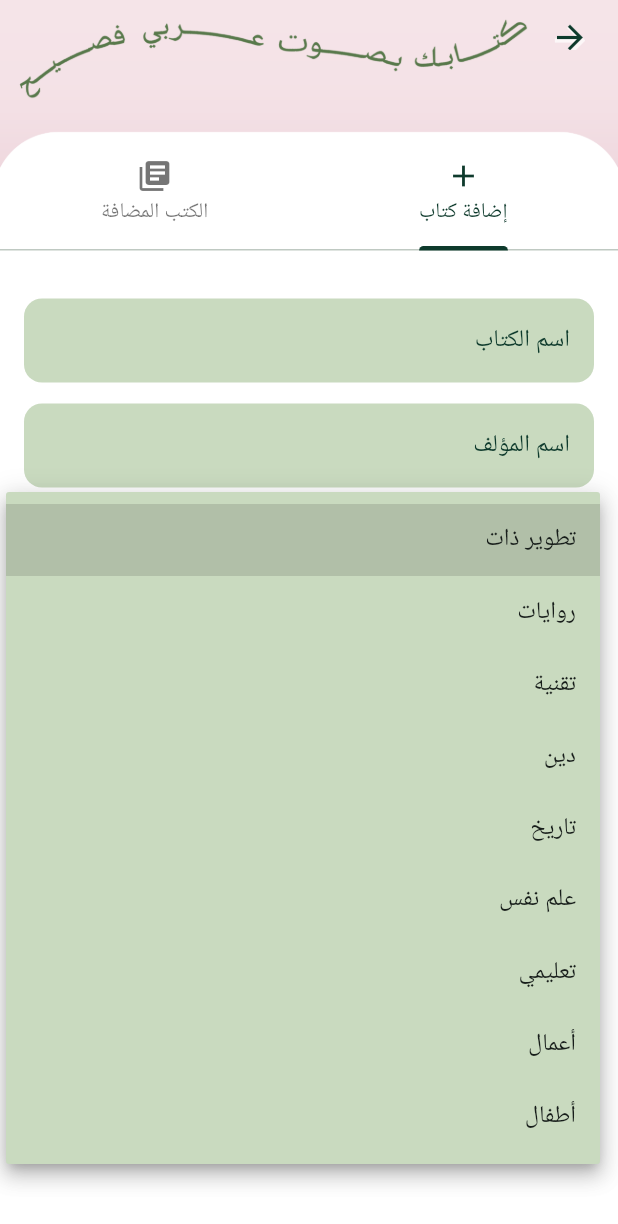
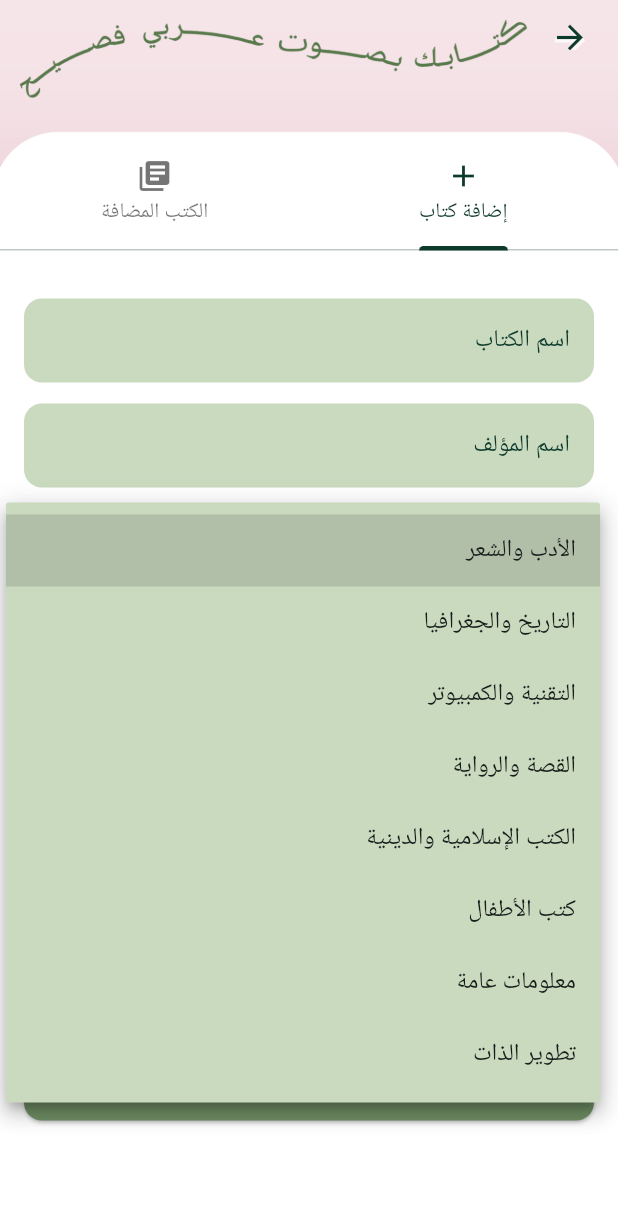
Before and after one commit to Reemawk15/2025_GP_12, a Flutter app: the AdminBookManagerScreen screen opened directly, after a tap on "التصنيف", on a phone screen of 412 x 824 dp. Shown: the top 1224 px of the screen. Run offline on Flutter 3.47's test engine with Material 3 defaults, Android fonts, the light colour scheme and no system bars; our stand-ins replace cloud_firestore, file_picker, firebase_auth, firebase_core, firebase_storage, image_picker; accounts and stored records are empty.

Commit message:
تعديل التصنيفات عند الادمن

```diff
--- a/Qabas/lib/admin_book_manager.dart
+++ b/Qabas/lib/admin_book_manager.dart
@@ -44,16 +44,15 @@ class _AdminBookManagerScreenState extends State<AdminBookManagerScreen>
   bool _saving = false;
 
   // أقسام
-  final _categories = const [
-    'تطوير ذات',
-    'روايات',
-    'تقنية',
-    'دين',
-    'تاريخ',
-    'علم نفس',
-    'تعليمي',
-    'أعمال',
-    'أطفال',
+  final List<String> _categories = const [
+    'الأدب والشعر',
+    'التاريخ والجغرافيا',
+    'التقنية والكمبيوتر',
+    'القصة والرواية',
+    'الكتب الإسلامية والدينية',
+    'كتب الأطفال',
+    'معلومات عامة',
+    'تطوير الذات',
   ];
 
   // ✅ SnackBar الموحّد
```
